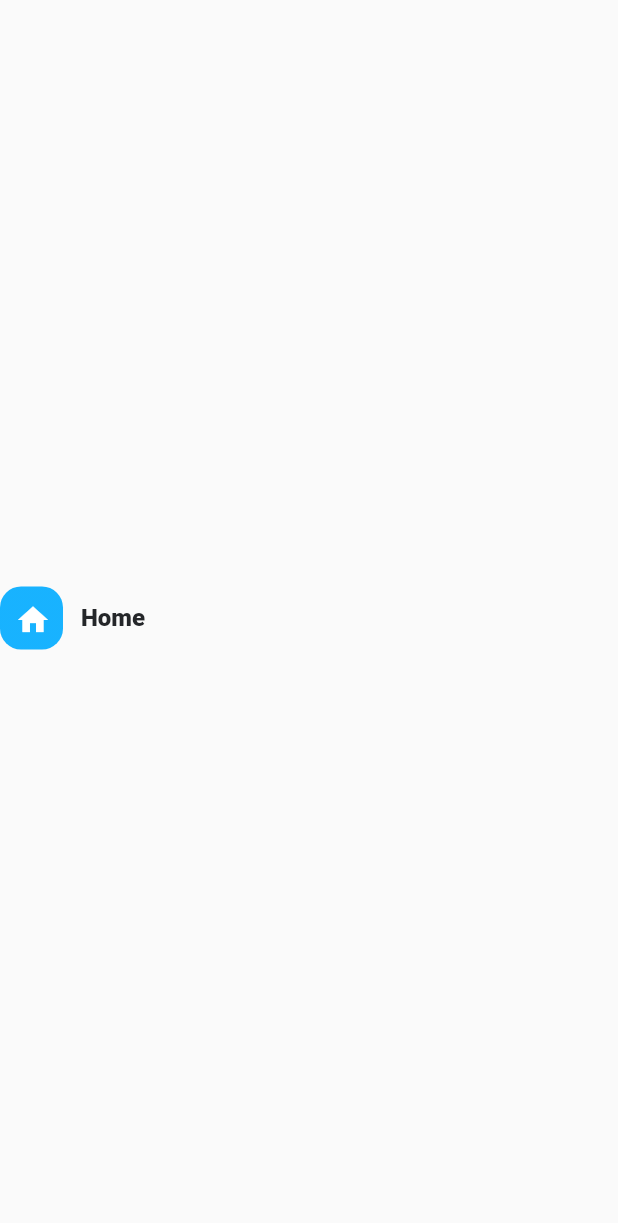
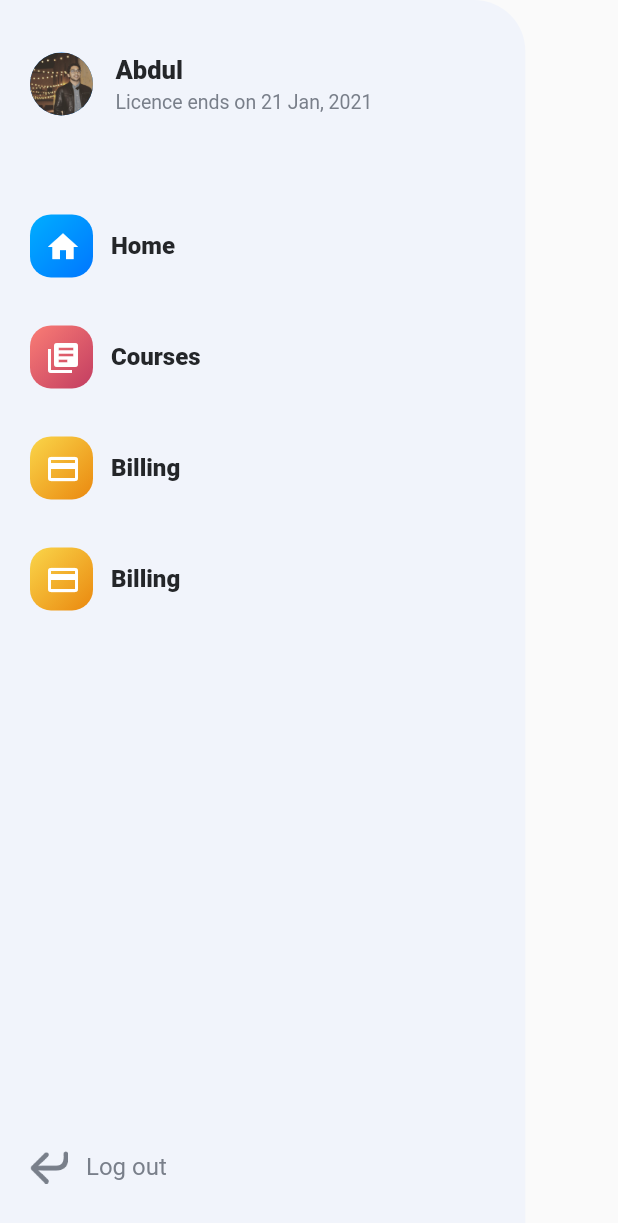
Before and after one commit to abdul-osman/designcode, a Flutter app: the screen it shows after launch, on a phone screen of 412 x 824 dp. Shown: the top 1223 px of the screen. Run offline on Flutter 3.47's test engine with Material 2 defaults, Android fonts, the phone set to English and light mode, and no system bars; Roboto replaces fonts that are missing (SF Pro Text).

Commit message:
added sidebar

```diff
--- /dev/null
+++ b/designcodeapp/lib/components/sidebar_row.dart
@@ -0,0 +1,34 @@
+import 'package:flutter/material.dart';
+import 'package:designcodeapp/model/sidebar.dart';
+import 'package:designcodeapp/constants.dart';
+
+class SidebarRow extends StatelessWidget {
+  final SidebarItem item;
+
+  SidebarRow({@required this.item});
+
+  @override
+  Widget build(BuildContext context) {
+    return Row(
+      children: [
+        Container(
+          height: 42.0,
+          width: 42.0,
+          padding: EdgeInsets.all(10.0),
+          decoration: BoxDecoration(
+            borderRadius: BorderRadius.circular(14),
+            gradient: item.background,
+          ),
+          child: item.icon,
+        ),
+        SizedBox(width: 12.0),
+        Container(
+          child: Text(
+            item.title,
+            style: kCalloutLabelStyle,
+          ),
+        ),
+      ],
+    );
+  }
+}
--- a/designcodeapp/lib/main.dart
+++ b/designcodeapp/lib/main.dart
@@ -1,3 +1,4 @@
+import 'package:designcodeapp/screens/sidebar_screen.dart';
 import 'package:flutter/material.dart';
 
 void main() {
@@ -7,47 +8,10 @@ void main() {
 class MyApp extends StatelessWidget {
   @override
   Widget build(BuildContext context) {
-    // MaterialApp is a widget that provides pre-build widgets are the root of the app
     return MaterialApp(
       debugShowCheckedModeBanner: false,
-      // Scaffold is another widget that instructs tha layout of the app
       home: Scaffold(
-        body: SafeArea(
-          child: Center(
-            child: Row(
-              children: [
-                Container(
-                  width: 42,
-                  height: 42,
-                  padding: EdgeInsets.all(10),
-                  decoration: BoxDecoration(
-                    borderRadius: BorderRadius.circular(14),
-                    gradient: LinearGradient(
-                      begin: Alignment.topLeft,
-                      end: Alignment.bottomRight,
-                      colors: [
-                        Color(0xFF00AAEFF),
-                        Color(0xFF00AAEFF),
-                      ],
-                    ),
-                  ),
-                  child: Icon(Icons.home, color: Colors.white,),
-                ),
-                SizedBox(width: 12),
-                Container(
-                  child: Text(
-                    'Home',
-                    style: TextStyle(
-                      fontSize: 16.0,
-                      fontWeight: FontWeight.w800,
-                      color: Color(0xFF242629),
-                    ),
-                  ),
-                ),
-              ],
-            ),
-          ),
-        ),
+        body: SidebarScreen(),
       ),
     );
   }
--- /dev/null
+++ b/designcodeapp/lib/model/sidebar.dart
@@ -0,0 +1,72 @@
+import 'package:flutter/material.dart';
+
+class SidebarItem {
+  String title;
+  LinearGradient background;
+  Icon icon;
+
+  SidebarItem({this.title, this.background, this.icon});
+}
+
+var sidebarItem = [
+  SidebarItem(
+    title: "Home",
+    background: LinearGradient(
+      begin: Alignment.topLeft,
+      end: Alignment.bottomRight,
+      colors: [
+        Color(0xFF00AEFF),
+        Color(0xFF0076FF),
+      ],
+    ),
+    icon: Icon(
+      Icons.home,
+      color: Colors.white,
+    ),
+  ),
+  SidebarItem(
+    title: "Courses",
+    background: LinearGradient(
+      begin: Alignment.topLeft,
+      end: Alignment.bottomRight,
+      colors: [
+        Color(0xFFFA7d75),
+        Color(0xFFC23D61),
+      ],
+    ),
+    icon: Icon(
+      Icons.library_books,
+      color: Colors.white,
+    ),
+  ),
+  SidebarItem(
+    title: "Billing",
+    background: LinearGradient(
+      begin: Alignment.topLeft,
+      end: Alignment.bottomRight,
+      colors: [
+        Color(0xFFFAD64A),
+        Color(0xFFEA880F),
+      ],
+    ),
+    icon: Icon(
+      Icons.credit_card,
+      color: Colors.white,
+    ),
+  ),
+  SidebarItem(
+    title: "Settings",
+    background: LinearGradient(
+      begin: Alignment.topLeft,
+      end: Alignment.bottomRight,
+      colors: [
+        Color(0xFF4E62CC),
+        Color(0xFF202A78),
+      ],
+    ),
+    icon: Icon(
+      Icons.settings,
+      color: Colors.white,
+    ),
+  )
+];
--- /dev/null
+++ b/designcodeapp/lib/screens/sidebar_screen.dart
@@ -0,0 +1,73 @@
+import 'package:designcodeapp/components/sidebar_row.dart';
+import 'package:designcodeapp/model/sidebar.dart';
+import 'package:flutter/material.dart';
+
+import '../constants.dart';
+
+class SidebarScreen extends StatelessWidget {
+  @override
+  Widget build(BuildContext context) {
+    return Container(
+        height: MediaQuery.of(context).size.height,
+        width: MediaQuery.of(context).size.width * 0.85,
+        padding: EdgeInsets.symmetric(
+          vertical: 35,
+          horizontal: 20,
+        ),
+        decoration: BoxDecoration(
+          color: kSidebarBackgroundColor,
+          borderRadius: BorderRadius.only(
+            topRight: Radius.circular(34.0),
+          ),
+        ),
+        child: SafeArea(
+          child: Column(
+            children: [
+              Row(
+                children: [
+                  CircleAvatar(
+                    backgroundImage: AssetImage('asset/images/profile.jpg'),
+                    radius: 21.0,
+                  ),
+                  SizedBox(width: 15.0),
+                  Column(
+                    crossAxisAlignment: CrossAxisAlignment.start,
+                    children: [
+                      Text(
+                        'Abdul',
+                        style: kHeadlineLabelStyle,
+                      ),
+                      SizedBox(height: 4),
+                      Text(
+                        'Licence ends on 21 Jan, 2021',
+                        style: kSearchPlaceholderStyle,
+                      ),
+                    ],
+                  ),
+                ],
+              ),
+              SizedBox(height: MediaQuery.of(context).size.height * 0.08),
+              SidebarRow(item: sidebarItem[0]),
+              SizedBox(height: 32),
+              SidebarRow(item: sidebarItem[1]),
+              SizedBox(height: 32),
+              SidebarRow(item: sidebarItem[2]),
+              SizedBox(height: 32),
+              SidebarRow(item: sidebarItem[2]),
+              SizedBox(height: 32),
+              Spacer(),
+              Row(
+                children: [
+                  Image.asset('asset/icons/icon-logout.png', height: 22,),
+                  SizedBox(width: 12.0),
+                  Text(
+                    'Log out',
+                    style: kSecondaryCalloutLabelStyle,
+                  ),
+                ],
+              )
+            ],
+          ),
+        ));
+  }
+}
```
Also changed, not shown: designcodeapp/pubspec.yaml (+13 -31 lines), 1 other file.
